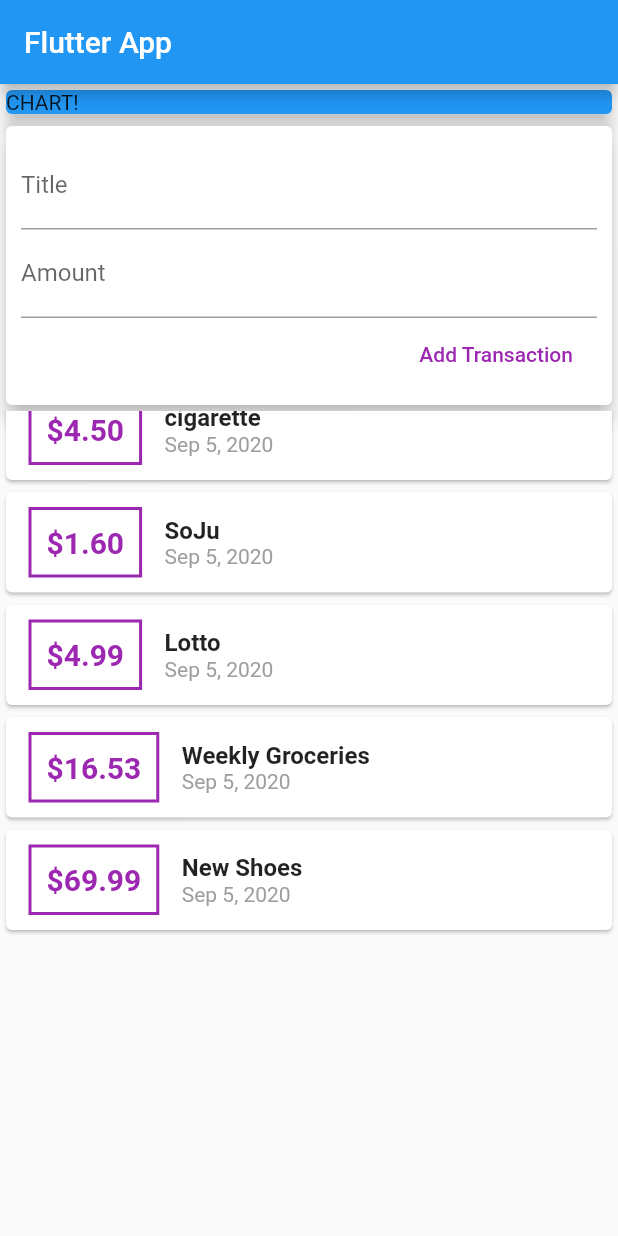
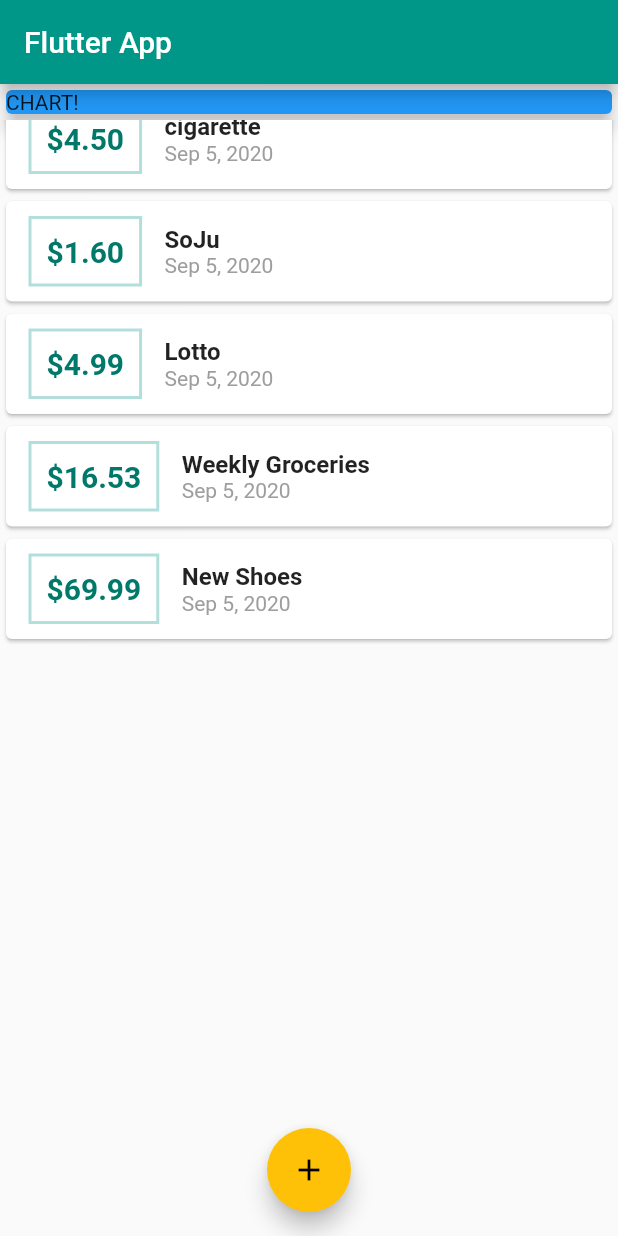
Before and after one commit to 2ChanWoo/expense-planner, a Flutter app: the screen it shows after launch, on a phone screen of 412 x 824 dp. Run offline on Flutter 3.47's test engine with Material 2 defaults, Android fonts, the phone set to English and light mode, and no system bars.

Commit message:
set ModalSheet, theme
user_transactions 을 삭제하고,
입력 부분을 showModalBottomSheet 로 교체.
PrimarySwatch 와 accentColor 설정.

```diff
--- a/lib/main.dart
+++ b/lib/main.dart
@@ -2,9 +2,11 @@
 //를 지우고 최상의 방법은 아니라고 위처럼 간결한 import로 변경했는데 굳이 그런 이유가 뭐지?
 //자동으로 채워주는걸 지우고,,
 
-import './widgets/user_transactions.dart';
+import 'package:expense_planner/widgets/new_transaction.dart';
+import 'package:expense_planner/widgets/transaction_list.dart';
+
 import 'package:flutter/material.dart';
-
+import './models/transaction.dart';
 
 void main() => runApp(MyApp());
 
@@ -14,15 +16,74 @@ class MyApp extends StatelessWidget {
     return MaterialApp(
       title: 'Flutter App',
       home: MyHomePage(),
+      theme: ThemeData(
+        primarySwatch: Colors.teal,
+        accentColor: Colors.amber,
+        //머테리얼 디자인 중, primary 색상보다 accentColor 가 우선되는 것들이 있다.
+        //그 중 하나가 Floating button이다
+        //이 경우, accentColor가 있으면 해당 색상으로, 없다면 하위설정인 primary 색상이 적용된다.
+      ),
     );
   }
 }
 
-class MyHomePage extends StatelessWidget {
-  // String titleInput;
-  // String amountInput;
-  final titleController = TextEditingController();
-  final amountController = TextEditingController();
+class MyHomePage extends StatefulWidget {
+  @override
+  _MyHomePageState createState() => _MyHomePageState();
+}
+
+class _MyHomePageState extends State<MyHomePage> {
+  final List<Transaction> _userTransactions = [
+    Transaction(
+      id: 't1',
+      title: 'New Shoes',
+      amount: 69.99,
+      date: DateTime.now(),
+    ),
+    Transaction(
+      id: 't2',
+      title: 'Weekly Groceries',
+      amount: 16.53,
+      date: DateTime.now(),
+    ),
+    Transaction(
+      id: 't3',
+      title: 'Lotto',
+      amount: 4.99,
+      date: DateTime.now(),
+    ),
+    Transaction(
+      id: 't4',
+      title: 'SoJu',
+      amount: 1.6,
+      date: DateTime.now(),
+    ),
+    Transaction(
+      id: 't5',
+      title: 'cigarette',
+      amount: 4.5,
+      date: DateTime.now(),
+    ),
+    Transaction(
+      id: 't6',
+      title: 'KT mobile',
+      amount: 69.99,
+      date: DateTime.now(),
+    ),
+  ];
+
+  void _addNewTransaction(String txTitle, double txAmount) {
+    final newTx = Transaction(
+      title: txTitle,
+      amount: txAmount,
+      date: DateTime.now(),
+      id: DateTime.now().toString(),
+    );
+
+    setState(() {
+      _userTransactions.add(newTx);
+    });
+  }
 
   @override
   Widget build(BuildContext context) {
@@ -43,10 +104,24 @@ class MyHomePage extends StatelessWidget {
                 elevation: 5,
               ),
             ),
-            UserTransactions()
+            TransactionList(_userTransactions),
           ],
         ),
       ),
+      floatingActionButtonLocation: FloatingActionButtonLocation.centerFloat,
+      floatingActionButton: FloatingActionButton(
+        child: Icon(Icons.add),
+        onPressed: () => startAddNewTransaction(context),
+      ),
+    );
+  }
+
+  void startAddNewTransaction(BuildContext ctx) {
+    showModalBottomSheet(
+      context: ctx,
+      builder: (_) {
+        return NewTransaction(_addNewTransaction);
+      },
     );
   }
 }
--- a/lib/widgets/new_transaction.dart
+++ b/lib/widgets/new_transaction.dart
@@ -1,23 +1,25 @@
 import 'package:flutter/material.dart';
 
-class NewTransaction extends StatelessWidget {
+class NewTransaction extends StatefulWidget {
   final Function addTx;
   NewTransaction(this.addTx);
-  // String titleInput;   //TextEditingController 로 편하게 수정.
-  // String amountInput;
-  /*
-  TextEditingController 으로 직접 data할당해서 하는 것 보다 편하게? 동작시킬 수 있음.
-   */
+
+  @override
+  _NewTransactionState createState() => _NewTransactionState();
+}
+
+class _NewTransactionState extends State<NewTransaction> {
   final titleController = TextEditingController();
   final amountController = TextEditingController();
 
+  //93. 강의보면, 5:43 에 뭐가 더 많이 있는데 나는 건더띄었는데..? 특히 widget.addTx
+
   void submitData() {
-    addTx(
+    widget.addTx(
       titleController.text,
       double.parse(amountController.text),
     );
   }
-
 
   @override
   Widget build(BuildContext context) {
@@ -46,6 +48,8 @@ class NewTransaction extends StatelessWidget {
               child: Text('Add Transaction'),
               textColor: Colors.purple,
               onPressed: submitData,
+              //이렇게 하는 이유는 아마, 입력받은 문자열들을 검수할 때,
+              //지저분하게 onPressed 에 작성하는 것 보다, 다른 함수에서 처리하는게 깔끔하기 때문인건가?
             ),
           ],
         ),
--- a/lib/widgets/transaction_list.dart
+++ b/lib/widgets/transaction_list.dart
@@ -21,7 +21,7 @@ class TransactionList extends StatelessWidget {
         //ctx 보면 buildcontext ctx 네? 자동적으로..?
         itemCount: transactions.length,
         itemBuilder: (ctx, index) {
-          return throwList(transactions[index]);
+          return throwList(transactions[index], context);
         },
       ),
      //////////////////////////////////////////////
@@ -36,8 +36,8 @@ class TransactionList extends StatelessWidget {
 //      ),
     );
   }
-
-  Widget throwList(Transaction tx) {
+////////////////////////////////////////////////////////////////////////////////
+  Widget throwList(Transaction tx, BuildContext ctx) {
     return Card(
       child: Row(
         children: <Widget>[
@@ -48,7 +48,7 @@ class TransactionList extends StatelessWidget {
             ),
             decoration: BoxDecoration(
               border: Border.all(
-                color: Colors.purple,
+                color: Theme.of(ctx).primaryColorLight,
                 width: 2,
               ),
             ),
@@ -58,7 +58,7 @@ class TransactionList extends StatelessWidget {
               style: TextStyle(
                 fontWeight: FontWeight.bold,
                 fontSize: 20,
-                color: Colors.purple,
+                color: Theme.of(ctx).primaryColorDark,
               ),
             ),
           ),
--- a/lib/widgets/user_transactions.dart
+++ /dev/null
@@ -1,74 +0,0 @@
-import 'package:flutter/material.dart';
-
-import './new_transaction.dart';
-import './transaction_list.dart';
-import '../models/transaction.dart';
-
-class UserTransactions extends StatefulWidget {
-  @override
-  _UserTransactionsState createState() => _UserTransactionsState();
-}
-
-class _UserTransactionsState extends State<UserTransactions> {
-  final List<Transaction> _userTransactions = [
-    Transaction(
-      id: 't1',
-      title: 'New Shoes',
-      amount: 69.99,
-      date: DateTime.now(),
-    ),
-    Transaction(
-      id: 't2',
-      title: 'Weekly Groceries',
-      amount: 16.53,
-      date: DateTime.now(),
-    ),
-    Transaction(
-      id: 't3',
-      title: 'Lotto',
-      amount: 4.99,
-      date: DateTime.now(),
-    ),
-    Transaction(
-      id: 't4',
-      title: 'SoJu',
-      amount: 1.6,
-      date: DateTime.now(),
-    ),
-    Transaction(
-      id: 't5',
-      title: 'cigarette',
-      amount: 4.5,
-      date: DateTime.now(),
-    ),
-    Transaction(
-      id: 't6',
-      title: 'KT mobile',
-      amount: 69.99,
-      date: DateTime.now(),
-    ),
-  ];
-
-  void _addNewTransaction(String txTitle, double txAmount) {
-    final newTx = Transaction(
-      title: txTitle,
-      amount: txAmount,
-      date: DateTime.now(),
-      id: DateTime.now().toString(),
-    );
-
-    setState(() {
-      _userTransactions.add(newTx);
-    });
-  }
-
-  @override
-  Widget build(BuildContext context) {
-    return Column(
-      children: <Widget>[
-        NewTransaction(_addNewTransaction),
-        TransactionList(_userTransactions),
-      ],
-    );
-  }
-}
```
Also changed, not shown: 1 other file.
